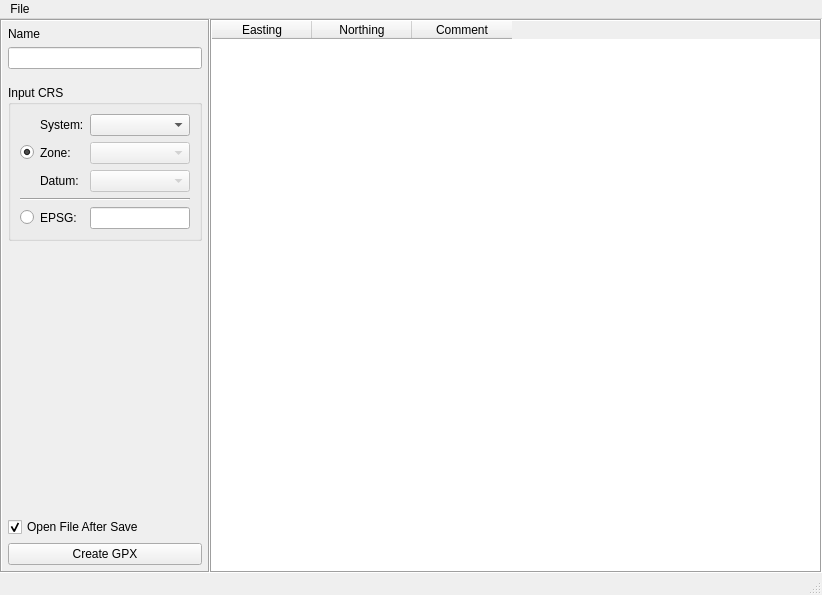
Eric-Meunier/Processor-Suite, file src/ui/gpx_creator.ui: the form before one commit.
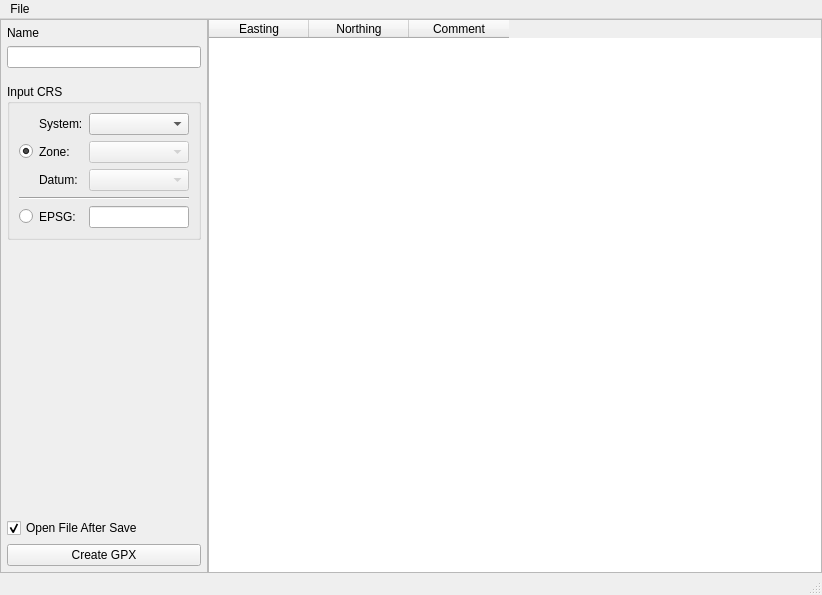
The form after the commit.

Commit message: Darkmode compatibility added to GPXCreator, and also added icons.

```diff
--- a/src/ui/gpx_creator.ui
+++ b/src/ui/gpx_creator.ui
@@ -33,10 +33,10 @@
     <item row="0" column="0">
      <widget class="QFrame" name="frame">
       <property name="frameShape">
-       <enum>QFrame::Box</enum>
+       <enum>QFrame::StyledPanel</enum>
       </property>
       <property name="frameShadow">
-       <enum>QFrame::Sunken</enum>
+       <enum>QFrame::Plain</enum>
       </property>
       <layout class="QVBoxLayout" name="verticalLayout">
        <property name="leftMargin">
@@ -248,7 +248,10 @@
     <item row="0" column="1">
      <widget class="QTableWidget" name="table">
       <property name="frameShape">
-       <enum>QFrame::Box</enum>
+       <enum>QFrame::StyledPanel</enum>
+      </property>
+      <property name="frameShadow">
+       <enum>QFrame::Plain</enum>
       </property>
       <property name="alternatingRowColors">
        <bool>false</bool>
```
The commit also changes 2 other files.
